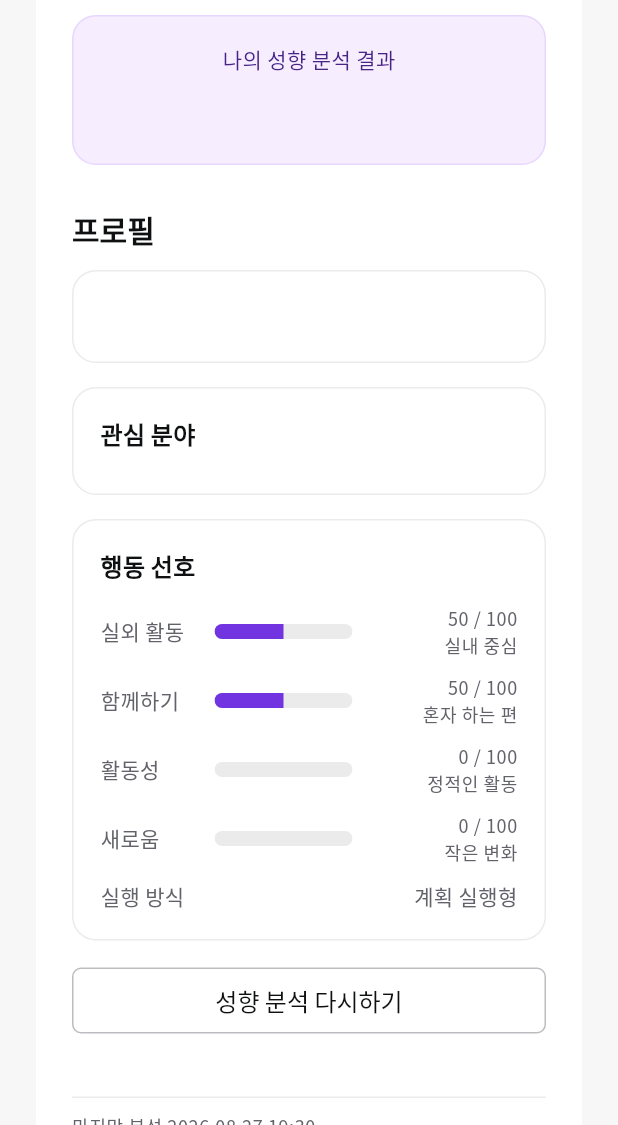
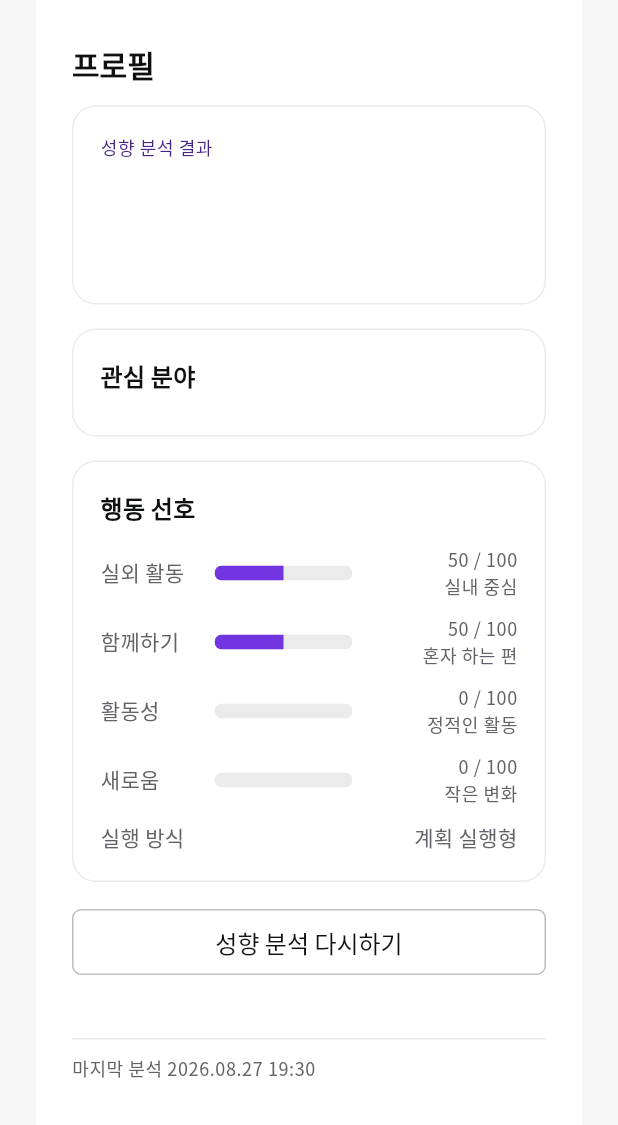
Before and after one commit to kyeongseoJ/sideproject, a Flutter app: the PersonalityProfileScreen screen opened directly with empty values, on a phone screen of 412 x 824 dp, the part 111-1236 px from its top. Run offline on Flutter 3.47's test engine with Material 3 defaults, Android fonts, the phone set to English and light mode, and no system bars; our stand-ins replace shared_preferences, web, webview_flutter; missing offline and left inert: dart:js_interop, dart:ui_web; accounts and stored records are empty.

Commit message:
프로필 화면에서 3D 월드와 성향 결과 배치 개선

```diff
--- a/front/app/lib/profile/personality_profile_screen.dart
+++ b/front/app/lib/profile/personality_profile_screen.dart
@@ -71,8 +71,30 @@ class PersonalityProfileScreen extends StatelessWidget {
                         crossAxisAlignment: CrossAxisAlignment.stretch,
                         children: [
                           _BrandHeader(onLogout: onLogout),
-                          const SizedBox(height: 10),
-                          _PersonalityTitle(profile: profile),
+                          if (worldGateway != null &&
+                              userKey != null &&
+                              onOpenWorld != null) ...[
+                            const SizedBox(height: 20),
+                            Text(
+                              '나의 세계',
+                              style: Theme.of(context).textTheme.titleLarge,
+                            ),
+                            const SizedBox(height: 10),
+                            WorldPreview(
+                              gateway: worldGateway!,
+                              userKey: userKey!,
+                              worldName: profile.typeName,
+                              roomAssetCode: personalityWorldRoomAssetCode(
+                                profile,
+                              ),
+                              baseCategoryCodes: personalityWorldCategories(
+                                profile,
+                              ),
+                              pendingGrowth: pendingWorldGrowth,
+                              interactive: worldInteractionEnabled,
+                              onOpen: onOpenWorld!,
+                            ),
+                          ],
                           if (missionGateway != null && userKey != null) ...[
                             const SizedBox(height: 20),
                             MissionDashboardSection(
@@ -102,30 +124,6 @@ class PersonalityProfileScreen extends StatelessWidget {
                             onPressed: onReanalyze,
                             child: const Text('성향 분석 다시하기'),
                           ),
-                          if (worldGateway != null &&
-                              userKey != null &&
-                              onOpenWorld != null) ...[
-                            const SizedBox(height: 28),
-                            Text(
-                              '나의 세계',
-                              style: Theme.of(context).textTheme.titleLarge,
-                            ),
-                            const SizedBox(height: 10),
-                            WorldPreview(
-                              gateway: worldGateway!,
-                              userKey: userKey!,
-                              worldName: profile.typeName,
-                              roomAssetCode: personalityWorldRoomAssetCode(
-                                profile,
-                              ),
-                              baseCategoryCodes: personalityWorldCategories(
-                                profile,
-                              ),
-                              pendingGrowth: pendingWorldGrowth,
-                              interactive: worldInteractionEnabled,
-                              onOpen: onOpenWorld!,
-                            ),
-                          ],
                           const SizedBox(height: 40),
                           const Divider(height: 1),
                           const SizedBox(height: 10),
@@ -215,40 +213,6 @@ class _BrandHeader extends StatelessWidget {
   );
 }
 
-class _PersonalityTitle extends StatelessWidget {
-  const _PersonalityTitle({required this.profile});
-  final PersonalityProfile profile;
-
-  @override
-  Widget build(BuildContext context) => Container(
-    padding: const EdgeInsets.symmetric(horizontal: 20, vertical: 18),
-    decoration: BoxDecoration(
-      color: NoveltyColors.primaryFaint,
-      border: Border.all(color: NoveltyColors.primarySubtle),
-      borderRadius: BorderRadius.circular(NoveltyRadii.card),
-    ),
-    child: Column(
-      children: [
-        Text(
-          '나의 성향 분석 결과',
-          style: Theme.of(
-            context,
-          ).textTheme.bodyMedium?.copyWith(color: NoveltyColors.primaryStrong),
-        ),
-        const SizedBox(height: 4),
-        Text(
-          profile.typeName,
-          key: const Key('personality-profile-type-name'),
-          textAlign: TextAlign.center,
-          style: Theme.of(context).textTheme.headlineSmall?.copyWith(
-            color: NoveltyColors.primaryStrong,
-          ),
-        ),
-      ],
-    ),
-  );
-}
-
 class _ProfileSummary extends StatelessWidget {
   const _ProfileSummary({required this.profile});
   final PersonalityProfile profile;
@@ -258,7 +222,27 @@ class _ProfileSummary extends StatelessWidget {
     key: const Key('personality-summary-card'),
     padding: const EdgeInsets.all(18),
     decoration: _sectionDecoration(),
-    child: Text(profile.summary, style: Theme.of(context).textTheme.bodyLarge),
+    child: Column(
+      crossAxisAlignment: CrossAxisAlignment.start,
+      children: [
+        Text(
+          '성향 분석 결과',
+          style: Theme.of(context).textTheme.bodySmall?.copyWith(
+            color: NoveltyColors.primaryStrong,
+          ),
+        ),
+        const SizedBox(height: 4),
+        Text(
+          profile.typeName,
+          key: const Key('personality-profile-type-name'),
+          style: Theme.of(context).textTheme.headlineSmall?.copyWith(
+            color: NoveltyColors.primaryStrong,
+          ),
+        ),
+        const SizedBox(height: 12),
+        Text(profile.summary, style: Theme.of(context).textTheme.bodyLarge),
+      ],
+    ),
   );
 }
 
```
Also changed, not shown: 1 other file.
